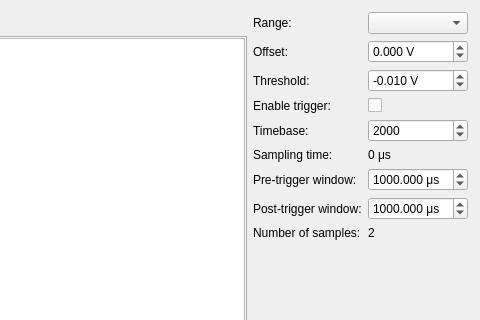
This is daq/gamma_spectroscopy_gui.ui in davidfokkema/gamma-spectroscopy as Qt 5 draws it before an edit; both pictures show x 320 to 800 and y 0 to 320 of the 800 by 600 pixel window. The edited form follows.
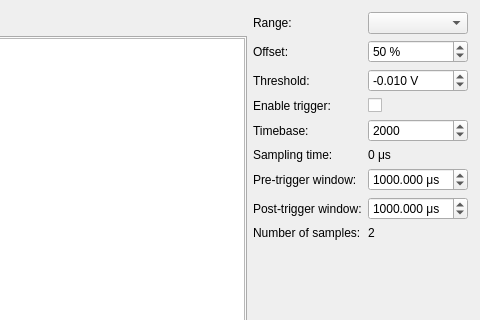
This is the edited form. Custom widgets are drawn as their Qt base class.

Commit message:
Set offset level as a percentage
Far easier to switch ranges and keep the offset and the same relative level.

The edit to the form file:
```diff
--- a/daq/gamma_spectroscopy_gui.ui
+++ b/daq/gamma_spectroscopy_gui.ui
@@ -169,22 +169,19 @@
         <item row="1" column="1">
          <widget class="QDoubleSpinBox" name="offset_box">
           <property name="suffix">
-           <string> V</string>
+           <string> %</string>
           </property>
           <property name="decimals">
-           <number>3</number>
+           <number>0</number>
           </property>
           <property name="minimum">
-           <double>-1.000000000000000</double>
+           <double>0.000000000000000</double>
           </property>
           <property name="maximum">
-           <double>1.000000000000000</double>
-          </property>
-          <property name="singleStep">
-           <double>0.010000000000000</double>
+           <double>100.000000000000000</double>
           </property>
           <property name="value">
-           <double>0.000000000000000</double>
+           <double>50.000000000000000</double>
           </property>
          </widget>
         </item>
```
The commit also changes 1 other file.
